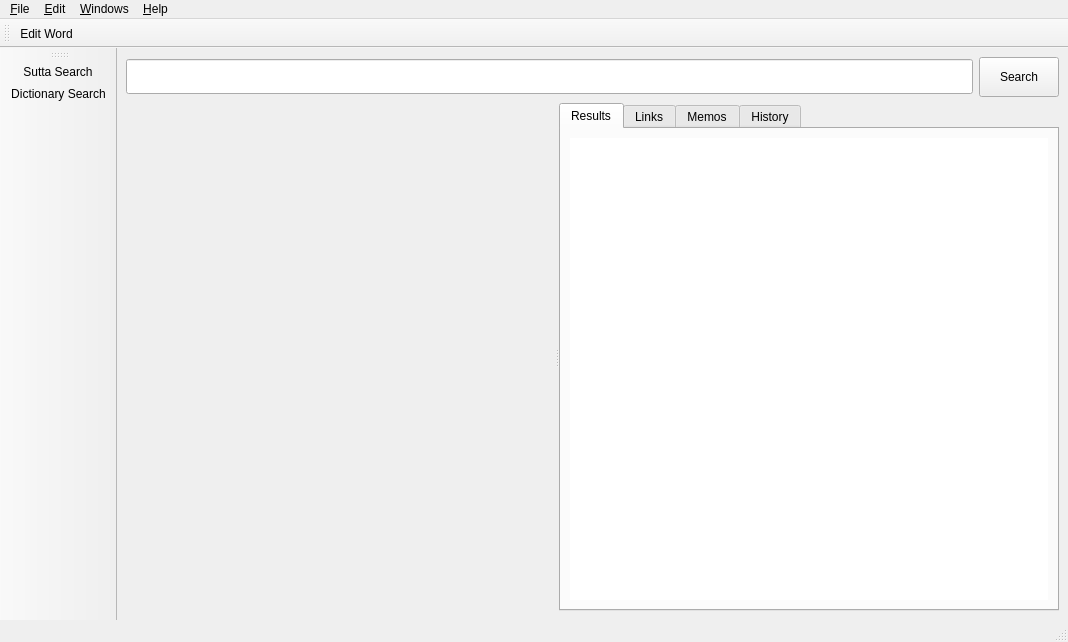
Old version of the form simsapa/assets/ui/dictionary_search_window.ui in the repository simsapa/simsapa.
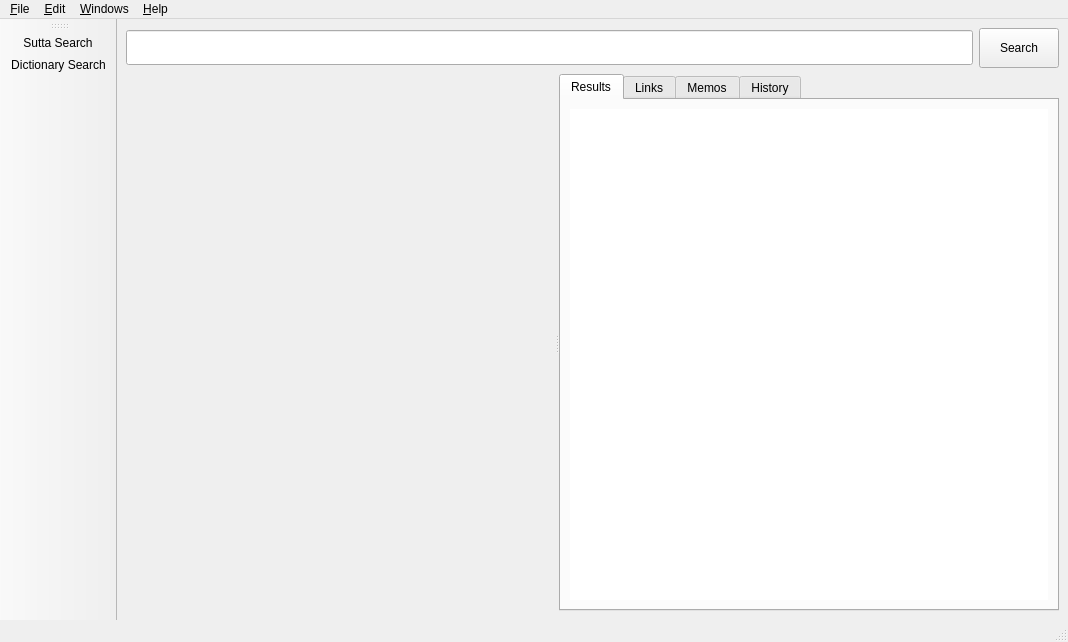
New version of the form. Icons and pictures are not drawn.

Commit message: show sutta links from dict words

Patch:
```diff
--- a/simsapa/assets/ui/dictionary_search_window.ui
+++ b/simsapa/assets/ui/dictionary_search_window.ui
@@ -227,18 +227,6 @@
    <addaction name="action_Sutta_Search"/>
    <addaction name="action_Dictionary_Search"/>
   </widget>
-  <widget class="QToolBar" name="toolBar_2">
-   <property name="windowTitle">
-    <string>toolBar_2</string>
-   </property>
-   <attribute name="toolBarArea">
-    <enum>TopToolBarArea</enum>
-   </attribute>
-   <attribute name="toolBarBreak">
-    <bool>false</bool>
-   </attribute>
-   <addaction name="action_Edit_Word"/>
-  </widget>
   <action name="action_Copy">
    <property name="text">
     <string>&amp;Copy</string>
```
The commit also changes 3 other files.
